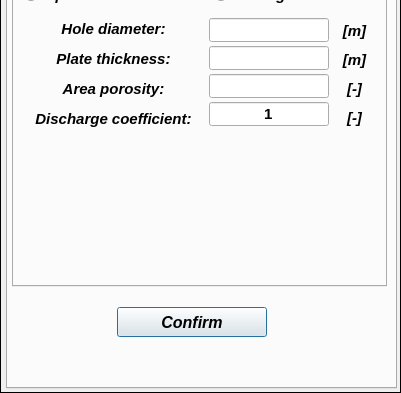
open-pulse/OpenPulse, file data/user_input/ui/Model/Setup/Acoustic/PerforatedPlateInput.ui: the form before one commit; both pictures show x 0 to 401 and y 218 to 611 of the 401 by 611 pixel window.
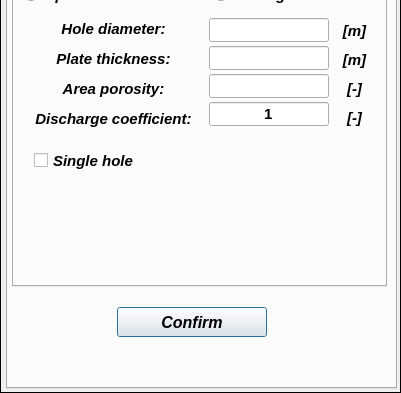
The form after the commit. Icons and pictures are not drawn.

The edit to the form file:
```diff
--- a/data/user_input/ui/Model/Setup/Acoustic/PerforatedPlateInput.ui
+++ b/data/user_input/ui/Model/Setup/Acoustic/PerforatedPlateInput.ui
@@ -1176,6 +1176,25 @@
            </item>
           </layout>
          </widget>
+         <widget class="QCheckBox" name="checkBox_single_hole">
+          <property name="enabled">
+           <bool>true</bool>
+          </property>
+          <property name="geometry">
+           <rect>
+            <x>20</x>
+            <y>210</y>
+            <width>341</width>
+            <height>17</height>
+           </rect>
+          </property>
+          <property name="text">
+           <string>Single hole</string>
+          </property>
+          <property name="checked">
+           <bool>false</bool>
+          </property>
+         </widget>
         </widget>
         <widget class="QWidget" name="tab_6">
          <attribute name="title">
```
